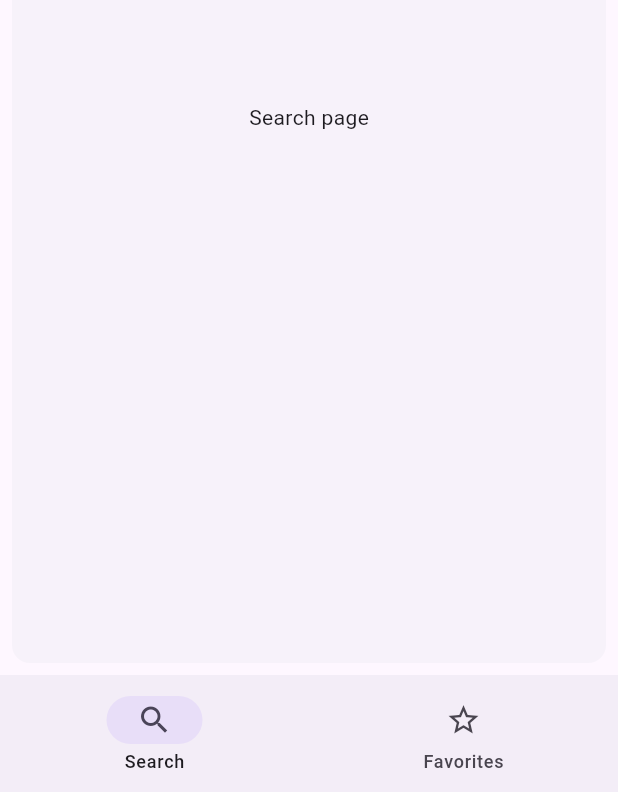
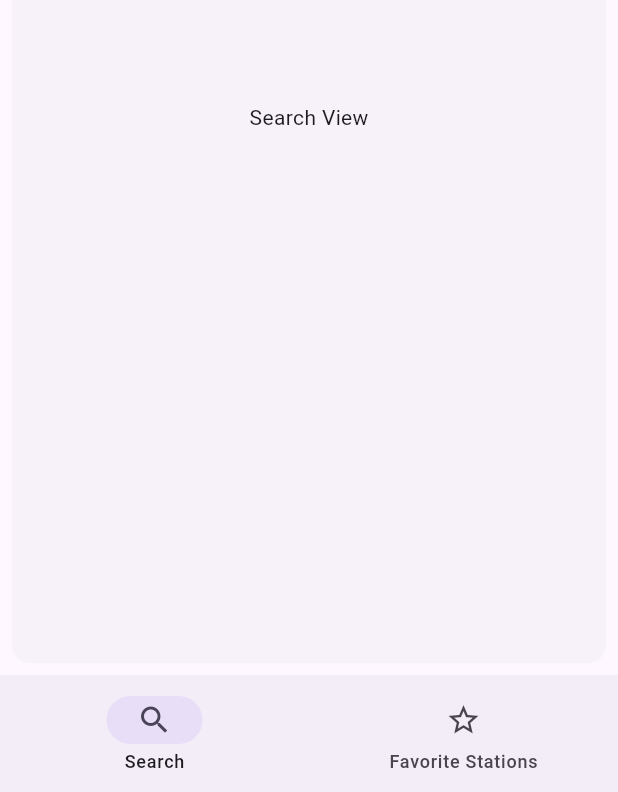
Before and after one commit to enricmacias/radio_star, a Flutter app: the screen it shows after launch, on a phone screen of 412 x 824 dp. Shown: the part 441-1233 px from the top of the screen. Run offline on Flutter 3.47's test engine with Material 3 defaults, Android fonts, the phone set to English and light mode, and no system bars; our stand-ins replace flutter_riverpod, riverpod_annotation; generated files the repository leaves out were written again.

Commit message:
Create Search and Favorite views

```diff
--- a/lib/main.dart
+++ b/lib/main.dart
@@ -1,7 +1,7 @@
 import 'package:flutter/material.dart';
 import 'package:flutter_riverpod/flutter_riverpod.dart';
 
-import 'home_view.dart';
+import 'views/home_view.dart';
 
 void main() {
   runApp(
--- /dev/null
+++ b/lib/views/favorite_view.dart
@@ -0,0 +1,17 @@
+import 'package:flutter/material.dart';
+import 'package:flutter_riverpod/flutter_riverpod.dart';
+
+class FavoriteView extends ConsumerWidget {
+  const FavoriteView({super.key});
+
+  @override
+  Widget build(BuildContext context, WidgetRef ref) {
+    return Card(
+        shadowColor: Colors.transparent,
+        margin: const EdgeInsets.all(8.0),
+        child: SizedBox.expand(
+          child: Center(child: Text('Favorite Stations View')),
+        ),
+      );
+    }
+}
--- a/lib/home_view.dart
+++ b/lib/views/home_view.dart
@@ -1,5 +1,7 @@
 import 'package:flutter/material.dart';
 import 'package:flutter_riverpod/flutter_riverpod.dart';
+import 'package:radio_star/views/favorite_view.dart';
+import 'package:radio_star/views/search_view.dart';
 import 'package:riverpod_annotation/riverpod_annotation.dart';
 
 part 'home_view.g.dart';
@@ -36,25 +38,13 @@ class HomeView extends ConsumerWidget {
           NavigationDestination(
             selectedIcon: Icon(Icons.star),
             icon: Icon(Icons.star_outline),
-            label: 'Favorites',
+            label: 'Favorite Stations',
           ),
         ]),
         body:
           <Widget>[
-            Card(
-        shadowColor: Colors.transparent,
-        margin: const EdgeInsets.all(8.0),
-        child: SizedBox.expand(
-          child: Center(child: Text('Search page')),
-        ),
-      ),
-            Card(
-        shadowColor: Colors.transparent,
-        margin: const EdgeInsets.all(8.0),
-        child: SizedBox.expand(
-          child: Center(child: Text('Favorite page')),
-        ),
-      ),
+            SearchView(),
+            FavoriteView(),
             ][pageIndex],
       );
     }
--- /dev/null
+++ b/lib/views/search_view.dart
@@ -0,0 +1,17 @@
+import 'package:flutter/material.dart';
+import 'package:flutter_riverpod/flutter_riverpod.dart';
+
+class SearchView extends ConsumerWidget {
+  const SearchView({super.key});
+
+  @override
+  Widget build(BuildContext context, WidgetRef ref) {
+    return Card(
+        shadowColor: Colors.transparent,
+        margin: const EdgeInsets.all(8.0),
+        child: SizedBox.expand(
+          child: Center(child: Text('Search View')),
+        ),
+      );
+    }
+}
```
Also changed, not shown: lib/views/home_view.g.dart (renamed from lib/home_view.g.dart).
